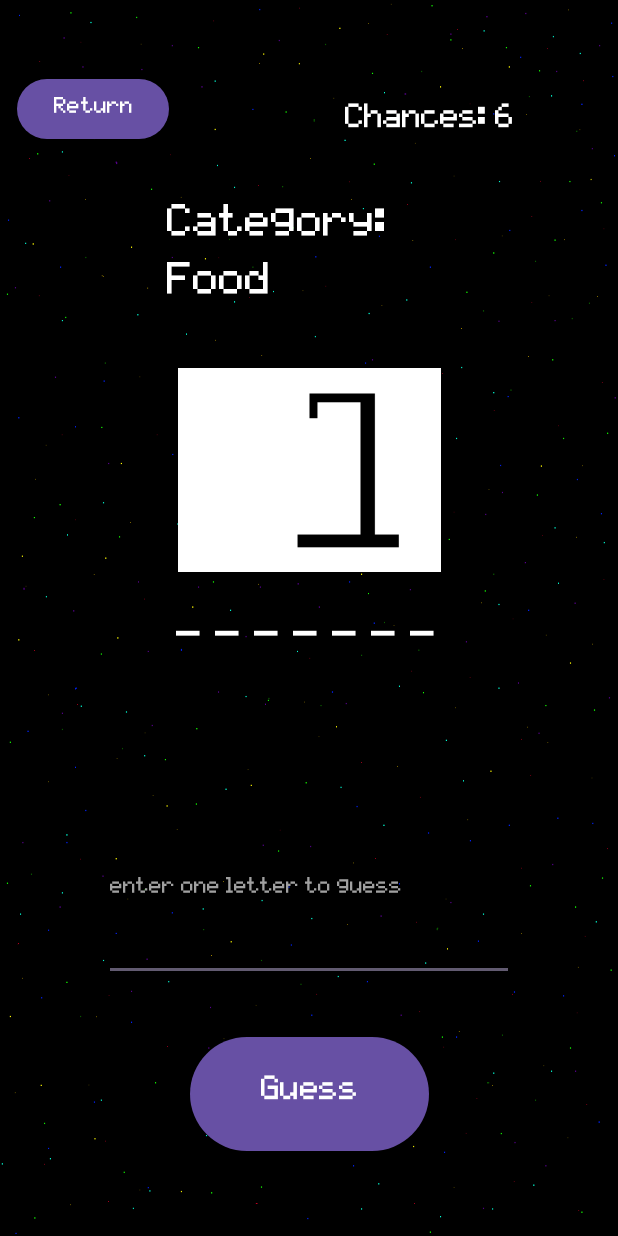
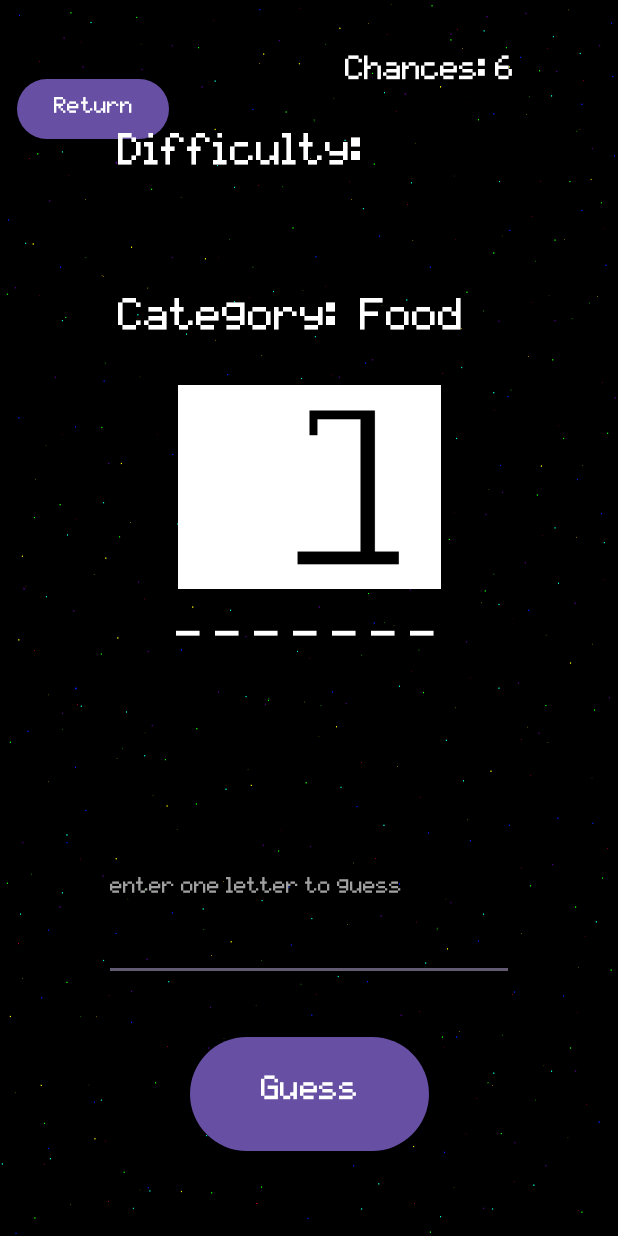
Before and after one commit to NeoMouseSVC/ITSC4155-Software-Dev.-Project-Spring2024, an Android app: the screen it shows after launch (hang_game), after a tap on "Start", on a phone screen of 412 x 824 dp. Run offline under Robolectric (Android 15) with nearby library versions, the phone set to English and light mode, and no system bars.

Commit message:
Added partial difficulty functionality
Figured out Intents and data passing, enabling the selected difficulty to be passed to MainActivity, then to hang_game to be logically handled later.

```diff
--- a/HangmanAndroidJava/app/src/main/java/com/example/myapplication/MainActivity.java
+++ b/HangmanAndroidJava/app/src/main/java/com/example/myapplication/MainActivity.java
@@ -3,6 +3,7 @@ package com.example.myapplication;
 import android.app.Activity;
 import android.content.Intent;
 import android.os.Bundle;
+import android.util.Log;
 import android.view.View;
 import android.widget.Button;
 import android.widget.ImageView;
@@ -10,18 +11,49 @@ import android.content.Intent;
 import android.widget.Toast;
 
 
+import androidx.activity.result.ActivityResult;
+import androidx.activity.result.ActivityResultCallback;
 import androidx.activity.result.ActivityResultLauncher;
 import androidx.activity.result.contract.ActivityResultContracts;
 import androidx.appcompat.app.AppCompatActivity;
 
 public class MainActivity extends AppCompatActivity {
-    static String selectedDifficulty = "";
+    String selectedDifficulty = "";
+    public String getSelectedDiff() {
+        return selectedDifficulty;
+    }
+    public void setSelectedDiff(String setter) {
+        selectedDifficulty = setter;
+    }
+    ActivityResultLauncher<Intent> activityResultLauncher =
+            registerForActivityResult(
+                    new ActivityResultContracts.StartActivityForResult(),
+                    new ActivityResultCallback<ActivityResult>(){
+                        @Override
+                        public void onActivityResult(ActivityResult activityResult){
+                            int result = activityResult.getResultCode();
+                            Intent data = activityResult.getData();
 
+                            if(result == RESULT_OK) {
+                                if(data != null){
+                                    String selectedDiff = data.getStringExtra("difficulty");
+                                    setSelectedDiff(selectedDiff);
+                                    Toast.makeText(MainActivity.this, "Difficulty : " + selectedDiff, Toast.LENGTH_SHORT).show();
+                                    //Log.i("Difficulty Toast",selectedDiff);
+                                    setSelectedDiff(selectedDiff);
+                                }else {
+                                    Toast.makeText(MainActivity.this, "Difficulty is null ", Toast.LENGTH_SHORT).show();
+                                }
+                            }else{
+                                Toast.makeText(MainActivity.this, "Difficulty not selected ", Toast.LENGTH_SHORT).show();
+                            }
+                        }
+                    });
     private void startPlaying(String difficulty) {
         Intent intent = new Intent(MainActivity.this, hang_game.class);
         intent.putExtra("difficulty", difficulty);
+        //Log.i("Difficulty Toast",difficulty);
         startActivity(intent);
-        // NOT YET FUNCTIONAL Toast.makeText(MainActivity.this, "Difficulty : " + getDifficulty(), Toast.LENGTH_SHORT).show();
     }
 
     @Override
@@ -41,25 +73,18 @@ public class MainActivity extends AppCompatActivity {
             @Override
             public void onClick(View v) {
                 // starts new activity/ play button
-                startPlaying(selectedDifficulty);
+                startPlaying(getSelectedDiff());
             }
         });
 
         // START DIFFICULTY SECTION
 
-
-
         diff.setOnClickListener(new View.OnClickListener() {
             @Override
             public void onClick(View v) {
                 // Start DifficultyScreen activity
-                startActivity(new Intent(MainActivity.this, difficulty_screen.class));
-
-                // After user picks difficulty
-                Intent intent = getIntent();
-                String selectedDiff = intent.getStringExtra("difficulty");
-                changeDifficulty(selectedDiff);
-
+                Intent intent = new Intent(MainActivity.this, difficulty_screen.class);
+                activityResultLauncher.launch(intent);
             }
 
         });
@@ -85,17 +110,5 @@ public class MainActivity extends AppCompatActivity {
 
     }
 
-    // Below = ATTEMPT to receive user input of difficulty from diff_screen to MainActivity to hang_game
-    // Method to handle difficulty change
-    public void changeDifficulty(String difficulty) {
-        selectedDifficulty = difficulty;
-        //Toast.makeText(MainActivity.this, "Difficulty : " + selectedDifficulty, Toast.LENGTH_SHORT).show();
-    }
-    public String getDifficulty() {
-        return selectedDifficulty;
-    }
-
-
-
 
 }
--- a/HangmanAndroidJava/app/src/main/java/com/example/myapplication/hang_game.java
+++ b/HangmanAndroidJava/app/src/main/java/com/example/myapplication/hang_game.java
@@ -2,12 +2,14 @@ package com.example.myapplication;
 
 import android.content.Intent;
 import android.os.Bundle;
+import android.util.Log;
 import android.view.KeyEvent;
 import android.view.View;
 import android.view.inputmethod.EditorInfo;
 import android.widget.Button;
 import android.widget.EditText;
 import android.widget.TextView;
+import android.widget.Toast;
 
 import androidx.appcompat.app.AppCompatActivity;
 
@@ -28,6 +30,7 @@ public class hang_game extends AppCompatActivity {
     private String currentWord;
     private char[] currentGuess;
     private int numberOfGuesses;
+    private String selectedDiff;
 
     @Override
     protected void onCreate(Bundle savedInstanceState) {
@@ -41,8 +44,21 @@ public class hang_game extends AppCompatActivity {
                 startActivity(new Intent(hang_game.this, MainActivity.class));
             }
         });
+        //Difficulty modifier
+        Intent i = getIntent();
+        if(i.getStringExtra("difficulty") != null){
+            String selected = i.getStringExtra("difficulty");
+            setSelectedDiff(i.getStringExtra("difficulty"));
+            Log.i("Difficulty Toast",selected);
+            TextView difficultyText = findViewById(R.id.difficulty);
+            difficultyText.setText(getString(R.string.difficulty_text,selected));
+            Toast.makeText(hang_game.this, "Difficulty : " + getSelectedDiff(), Toast.LENGTH_SHORT).show();
 
+        }else{
+            Log.i("Difficulty Failed","Difficulty Failed");
+        }
         startGame();
+
     }
 
     private void startGame() {
@@ -55,6 +71,7 @@ public class hang_game extends AppCompatActivity {
         numberOfGuesses = 6;
 
         updateScreen();
+
     }
 
     private void updateScreen() {
@@ -89,6 +106,13 @@ public class hang_game extends AppCompatActivity {
         });
     }
 
+    private String getSelectedDiff() {
+        return selectedDiff;
+    }
+    private void setSelectedDiff(String setter) {
+        selectedDiff = setter;
+    }
+
     private String addSpaces(String str) {
         StringBuilder spacedStr = new StringBuilder();
         for (char c : str.toCharArray()) {
--- a/HangmanAndroidJava/app/src/main/res/layout/activity_hang_game.xml
+++ b/HangmanAndroidJava/app/src/main/res/layout/activity_hang_game.xml
@@ -77,19 +77,39 @@
 
     <TextView
         android:id="@+id/category"
-        android:layout_width="185dp"
-        android:layout_height="84dp"
+        android:layout_width="255dp"
+        android:layout_height="44dp"
         android:layout_marginStart="111dp"
         android:layout_marginTop="110dp"
         android:layout_marginEnd="115dp"
         android:layout_marginBottom="159dp"
-        android:text="Category: Food"
+        android:text="Category:  Food"
         android:textColor="@color/white"
         android:textSize="48sp"
         app:layout_constraintBottom_toTopOf="@+id/madeit"
         app:layout_constraintEnd_toEndOf="parent"
+        app:layout_constraintHorizontal_bias="0.471"
         app:layout_constraintStart_toStartOf="parent"
-        app:layout_constraintTop_toTopOf="parent" />
+        app:layout_constraintTop_toTopOf="parent"
+        app:layout_constraintVertical_bias="1.0" />
+
+    <TextView
+        android:id="@+id/difficulty"
+        android:layout_width="311dp"
+        android:layout_height="66dp"
+        android:layout_marginStart="111dp"
+        android:layout_marginTop="110dp"
+        android:layout_marginEnd="115dp"
+        android:layout_marginBottom="159dp"
+        android:text=""
+        android:textColor="@color/white"
+        android:textSize="48sp"
+        app:layout_constraintBottom_toTopOf="@+id/imageView3"
+        app:layout_constraintEnd_toEndOf="parent"
+        app:layout_constraintHorizontal_bias="0.261"
+        app:layout_constraintStart_toStartOf="parent"
+        app:layout_constraintTop_toTopOf="parent"
+        app:layout_constraintVertical_bias="0.314" />
 
     <TextView
         android:id="@+id/chances_counter"
@@ -107,7 +127,7 @@
         app:layout_constraintHorizontal_bias="0.0"
         app:layout_constraintStart_toEndOf="@+id/hang_return"
         app:layout_constraintTop_toTopOf="parent"
-        app:layout_constraintVertical_bias="1.0" />
+        app:layout_constraintVertical_bias="0.163" />
 
     <ImageView
         android:id="@+id/imageView3"
--- a/HangmanAndroidJava/app/src/main/res/values/strings.xml
+++ b/HangmanAndroidJava/app/src/main/res/values/strings.xml
@@ -2,4 +2,5 @@
     <string name="app_name">Retro-Hang</string>
     <!-- TODO: Remove or change this placeholder text -->
     <string name="hello_blank_fragment">Hello blank fragment</string>
+    <string name="difficulty_text">Difficulty: %s</string>
 </resources>
```
Also changed, not shown: HangmanAndroidJava/app/src/main/java/com/example/myapplication/DifficultyViewModel.java (added, +15 -0 lines), HangmanAndroidJava/app/src/main/java/com/example/myapplication/difficulty_screen.java (+3 -4 lines).
